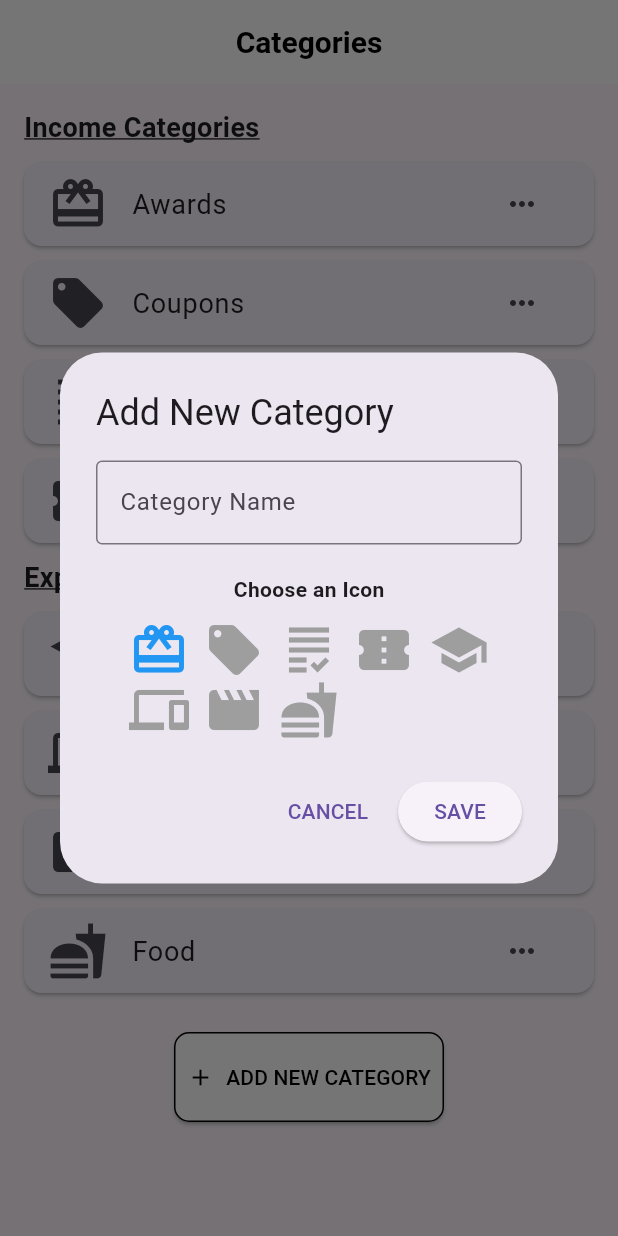
After one commit to bsc-com-31-20/MobileAppDev, a Flutter app: the CategoryPage screen opened directly, after a tap on "ADD NEW CATEGORY", on a phone screen of 412 x 824 dp. The commit adds this screen. Run offline on Flutter 3.47's test engine with Material 3 defaults, Android fonts, the phone set to English and light mode, and no system bars; our stand-ins replace cached_network_image, font_awesome_flutter, google_fonts, image_picker, supabase_flutter; missing offline and left inert: image_picker_platform_interface; accounts and stored records are empty.

Commit message:
created category page

```diff
--- /dev/null
+++ b/lib/pages/category_page.dart
@@ -0,0 +1,384 @@
+import 'package:flutter/material.dart';
+
+class CategoryPage extends StatefulWidget {
+  const CategoryPage({super.key});
+
+  @override
+  _CategoryPageState createState() => _CategoryPageState();
+}
+
+class _CategoryPageState extends State<CategoryPage> {
+  List<Map<String, dynamic>> incomeCategories = [
+    {'icon': Icons.card_giftcard, 'name': 'Awards', 'ignored': false},
+    {'icon': Icons.local_offer, 'name': 'Coupons', 'ignored': false},
+    {'icon': Icons.grading, 'name': 'Grants', 'ignored': false},
+    {'icon': Icons.confirmation_number, 'name': 'Lottery', 'ignored': false},
+  ];
+
+  List<Map<String, dynamic>> expenseCategories = [
+    {'icon': Icons.school, 'name': 'Education', 'ignored': false},
+    {'icon': Icons.devices, 'name': 'Electronics', 'ignored': false},
+    {'icon': Icons.movie, 'name': 'Entertainment', 'ignored': false},
+    {'icon': Icons.fastfood, 'name': 'Food', 'ignored': false},
+  ];
+
+  @override
+  Widget build(BuildContext context) {
+    return Scaffold(
+      appBar: AppBar(
+        automaticallyImplyLeading: false,
+        backgroundColor: Colors.white,
+        elevation: 0,
+        centerTitle: true,
+        title: const Text(
+          'Categories',
+          style: TextStyle(
+            color: Colors.black,
+            fontWeight: FontWeight.bold,
+            fontSize: 20,
+          ),
+        ),
+      ),
+      body: Padding(
+        padding: const EdgeInsets.all(16.0),
+        child: SingleChildScrollView(
+          // Wrap Column in SingleChildScrollView
+          child: Column(
+            crossAxisAlignment: CrossAxisAlignment.start,
+            children: [
+              _buildCategorySection('Income Categories', incomeCategories),
+              _buildCategorySection('Expense Categories', expenseCategories),
+              const SizedBox(height: 16), // Add some spacing
+              Center(
+                child: ElevatedButton.icon(
+                  onPressed: () {
+                    _showAddCategoryDialog(context);
+                  },
+                  icon: const Icon(Icons.add),
+                  label: const Text('ADD NEW CATEGORY'),
+                  style: ElevatedButton.styleFrom(
+                    backgroundColor: Colors.white,
+                    foregroundColor: Colors.black,
+                    padding: const EdgeInsets.symmetric(vertical: 12.0),
+                    minimumSize: const Size(180, 60),
+                    side: const BorderSide(color: Colors.black),
+                    shape: RoundedRectangleBorder(
+                      borderRadius: BorderRadius.circular(10.0),
+                    ),
+                  ),
+                ),
+              ),
+            ],
+          ),
+        ),
+      ),
+    );
+  }
+
+  Widget _buildCategorySection(
+      String title, List<Map<String, dynamic>> categories) {
+    return Column(
+      crossAxisAlignment: CrossAxisAlignment.start,
+      children: [
+        Padding(
+          padding: const EdgeInsets.only(bottom: 10.0),
+          child: Text(
+            title,
+            style: const TextStyle(
+              fontSize: 18,
+              fontWeight: FontWeight.bold,
+              decoration: TextDecoration.underline,
+            ),
+          ),
+        ),
+        ...categories.map((category) {
+          return _buildCategoryTileWithActions(category);
+        }).toList(),
+      ],
+    );
+  }
+
+  Widget _buildCategoryTileWithActions(Map<String, dynamic> category) {
+    bool isIgnored = category['ignored'] ?? false;
+    return Opacity(
+      opacity: isIgnored ? 0.5 : 1.0,
+      child: Card(
+        margin: const EdgeInsets.only(bottom: 10.0),
+        child: ListTile(
+          leading: Icon(category['icon'], size: 40),
+          title: Text(
+            category['name'],
+            style: TextStyle(
+              fontSize: 18,
+              decoration: isIgnored ? TextDecoration.lineThrough : null,
+            ),
+          ),
+          trailing: PopupMenuButton<String>(
+            onSelected: (String value) {
+              switch (value) {
+                case 'Edit':
+                  _showEditCategoryDialog(context, category);
+                  break;
+                case 'Delete':
+                  _showDeleteConfirmationDialog(context, category['name']);
+                  break;
+                case 'Ignore':
+                  setState(() {
+                    category['ignored'] = true;
+                  });
+                  break;
+                case 'Restore':
+                  setState(() {
+                    category['ignored'] = false;
+                  });
+                  break;
+              }
+            },
+            itemBuilder: (BuildContext context) => <PopupMenuEntry<String>>[
+              const PopupMenuItem<String>(
+                value: 'Edit',
+                child: Text('Edit'),
+              ),
+              const PopupMenuItem<String>(
+                value: 'Delete',
+                child: Text('Delete'),
+              ),
+              PopupMenuItem<String>(
+                value: isIgnored ? 'Restore' : 'Ignore',
+                child: Text(isIgnored ? 'Restore' : 'Ignore'),
+              ),
+            ],
+            icon: const Icon(Icons.more_horiz),
+          ),
+          onTap: () {
+            Navigator.push(
+              context,
+              MaterialPageRoute(
+                builder: (context) =>
+                    CategoryDetailsPage(categoryName: category['name']),
+              ),
+            );
+          },
+        ),
+      ),
+    );
+  }
+
+  void _showAddCategoryDialog(BuildContext context) {
+    showDialog(
+      context: context,
+      builder: (BuildContext context) {
+        return AddCategoryDialog(
+          onSave: (String name, IconData icon) {
+            setState(() {
+              incomeCategories
+                  .add({'icon': icon, 'name': name, 'ignored': false});
+            });
+          },
+        );
+      },
+    );
+  }
+
+  void _showEditCategoryDialog(
+      BuildContext context, Map<String, dynamic> category) {
+    showDialog(
+      context: context,
+      builder: (BuildContext context) {
+        return AddCategoryDialog(
+          initialCategory: category,
+          onSave: (String name, IconData icon) {
+            setState(() {
+              category['name'] = name;
+              category['icon'] = icon;
+            });
+          },
+        );
+      },
+    );
+  }
+
+  void _showDeleteConfirmationDialog(
+      BuildContext context, String categoryName) {
+    showDialog(
+      context: context,
+      builder: (BuildContext context) {
+        return AlertDialog(
+          title: const Text('Delete this category?'),
+          content: const Text('Are you sure you want to delete this category?'),
+          actions: [
+            TextButton(
+              onPressed: () {
+                Navigator.pop(context);
+              },
+              child: const Text('NO'),
+            ),
+            ElevatedButton(
+              onPressed: () {
+                setState(() {
+                  incomeCategories.removeWhere(
+                      (category) => category['name'] == categoryName);
+                  expenseCategories.removeWhere(
+                      (category) => category['name'] == categoryName);
+                });
+                Navigator.pop(context);
+              },
+              style: ElevatedButton.styleFrom(backgroundColor: Colors.red),
+              child: const Text('YES'),
+            ),
+          ],
+        );
+      },
+    );
+  }
+}
+
+class CategoryDetailsPage extends StatelessWidget {
+  final String categoryName;
+
+  const CategoryDetailsPage({required this.categoryName, super.key});
+
+  @override
+  Widget build(BuildContext context) {
+    return Scaffold(
+      appBar: AppBar(
+        automaticallyImplyLeading: false,
+        leading: IconButton(
+          icon: const Icon(Icons.close),
+          onPressed: () {
+            Navigator.pop(context);
+          },
+        ),
+        title: const Text('Category Details'),
+      ),
+      body: Padding(
+        padding: const EdgeInsets.all(16.0),
+        child: Column(
+          crossAxisAlignment: CrossAxisAlignment.start,
+          children: [
+            Text(
+              categoryName,
+              style: const TextStyle(
+                fontSize: 24,
+                fontWeight: FontWeight.bold,
+              ),
+            ),
+            const SizedBox(height: 20),
+            const Text(
+              'This section contains more details about the selected category.',
+              style: TextStyle(fontSize: 18),
+            ),
+          ],
+        ),
+      ),
+    );
+  }
+}
+
+class AddCategoryDialog extends StatefulWidget {
+  final Map<String, dynamic>? initialCategory;
+  final Function(String, IconData) onSave;
+
+  const AddCategoryDialog(
+      {this.initialCategory, required this.onSave, super.key});
+
+  @override
+  _AddCategoryDialogState createState() => _AddCategoryDialogState();
+}
+
+class _AddCategoryDialogState extends State<AddCategoryDialog> {
+  late TextEditingController _nameController;
+  int _selectedIconIndex = 0;
+
+  final List<IconData> _iconOptions = [
+    Icons.card_giftcard,
+    Icons.local_offer,
+    Icons.grading,
+    Icons.confirmation_number,
+    Icons.school,
+    Icons.devices,
+    Icons.movie,
+    Icons.fastfood,
+  ];
+
+  @override
+  void initState() {
+    super.initState();
+    _nameController = TextEditingController(
+      text:
+          widget.initialCategory != null ? widget.initialCategory!['name'] : '',
+    );
+    _selectedIconIndex = _iconOptions
+        .indexOf(widget.initialCategory?['icon'] ?? Icons.card_giftcard);
+  }
+
+  @override
+  void dispose() {
+    _nameController.dispose();
+    super.dispose();
+  }
+
+  @override
+  Widget build(BuildContext context) {
+    return AlertDialog(
+      title: Text(widget.initialCategory != null
+          ? 'Edit Category'
+          : 'Add New Category'),
+      content: SingleChildScrollView(
+        child: Column(
+          children: [
+            TextField(
+              controller: _nameController,
+              decoration: const InputDecoration(
+                labelText: 'Category Name',
+                border: OutlineInputBorder(),
+              ),
+            ),
+            const SizedBox(height: 20),
+            const Text(
+              'Choose an Icon',
+              style: TextStyle(fontWeight: FontWeight.bold),
+            ),
+            const SizedBox(height: 10),
+            Wrap(
+              spacing: 10,
+              children: List.generate(_iconOptions.length, (index) {
+                return GestureDetector(
+                  onTap: () {
+                    setState(() {
+                      _selectedIconIndex = index;
+                    });
+                  },
+                  child: Icon(
+                    _iconOptions[index],
+                    size: 40,
+                    color:
+                        _selectedIconIndex == index ? Colors.blue : Colors.grey,
+                  ),
+                );
+              }),
+            ),
+          ],
+        ),
+      ),
+      actions: [
+        TextButton(
+          onPressed: () {
+            Navigator.pop(context);
+          },
+          child: const Text('CANCEL'),
+        ),
+        ElevatedButton(
+          onPressed: () {
+            widget.onSave(
+              _nameController.text,
+              _iconOptions[_selectedIconIndex],
+            );
+            Navigator.pop(context);
+          },
+          child: const Text('SAVE'),
+        ),
+      ],
+    );
+  }
+}
--- a/lib/pages/home_page.dart
+++ b/lib/pages/home_page.dart
@@ -3,6 +3,7 @@ import 'package:flutter_application_1/pages/profile_page.dart';
 import 'budget_page.dart';
 import 'analysis_page.dart';
 import 'accounts_page.dart';
+import 'category_page.dart';
 
 class HomePage extends StatefulWidget {
   const HomePage({super.key});
@@ -16,10 +17,10 @@ class _HomePageState extends State<HomePage> {
 
   final List<Widget> _pages = [
     const AnalysisPage(),
-    const Center(child: Text('Categories Page')),
+    const CategoryPage(),
     const BudgetPage(),
     const AccountsPage(),
-    ProfilePage(),  // Assuming this is non-const for a reason
+    ProfilePage(), // Assuming this is non-const for a reason
   ];
 
   void _onItemTapped(int index) {
--- a/pubspec.yaml
+++ b/pubspec.yaml
@@ -17,6 +17,7 @@ dependencies:
   font_awesome_flutter: ^10.4.0
   cached_network_image: ^3.4.1
   image_picker: ^0.8.5+3
+  intl: ^0.19.0
 
 
 
```
Also changed, not shown: lib/pages/add_entry_page.dart (+22 -16 lines), pubspec.lock.
